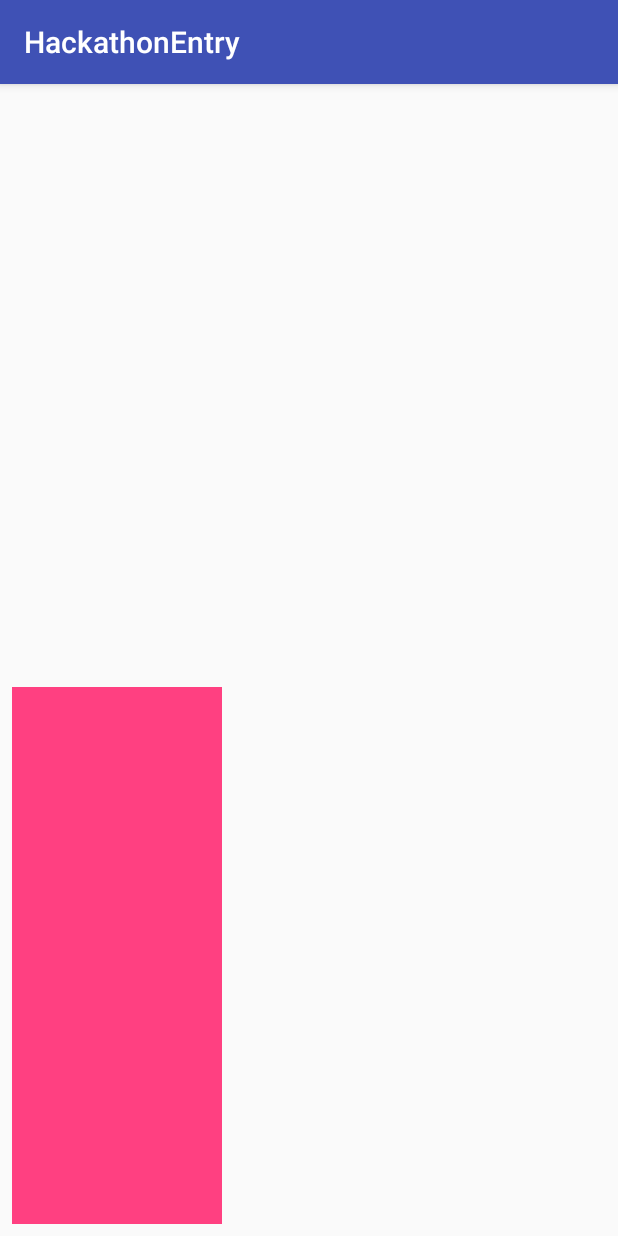
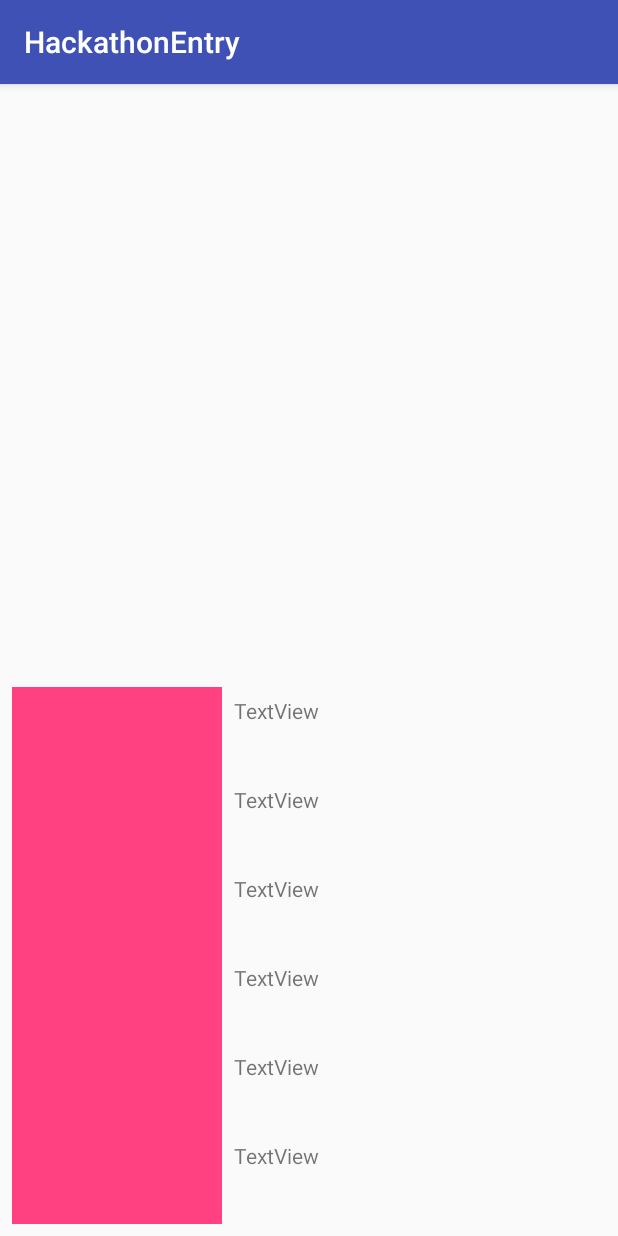
Before and after one commit to JBobda/Fall-2018-Hackathon-Entry, an Android app: the screen it shows after launch (MainActivity), on a phone screen of 412 x 824 dp. Run offline under Robolectric (Android 15) with nearby library versions, the phone set to English and light mode, and no system bars.

Commit message:
fixed another issue

```diff
--- a/app/src/main/res/layout/activity_main.xml
+++ b/app/src/main/res/layout/activity_main.xml
@@ -6,6 +6,65 @@
     android:layout_width="match_parent"
     android:layout_height="match_parent"
     tools:context=".MainActivity">
+
+    <TextView
+        android:id="@+id/textView9"
+        android:layout_width="0dp"
+        android:layout_height="47dp"
+        android:layout_marginBottom="12dp"
+        android:layout_marginEnd="8dp"
+        android:layout_marginLeft="8dp"
+        android:layout_marginRight="8dp"
+        android:layout_marginStart="8dp"
+        android:text="TextView"
+        app:layout_constraintBottom_toTopOf="@+id/textView11"
+        app:layout_constraintEnd_toEndOf="parent"
+        app:layout_constraintHorizontal_bias="0.513"
+        app:layout_constraintStart_toEndOf="@+id/imageView2" />
+
+    <TextView
+        android:id="@+id/textView10"
+        android:layout_width="0dp"
+        android:layout_height="47dp"
+        android:layout_marginBottom="16dp"
+        android:layout_marginEnd="8dp"
+        android:layout_marginLeft="8dp"
+        android:layout_marginRight="8dp"
+        android:layout_marginStart="8dp"
+        android:text="@string/textview"
+        app:layout_constraintBottom_toBottomOf="parent"
+        app:layout_constraintEnd_toEndOf="parent"
+        app:layout_constraintHorizontal_bias="0.513"
+        app:layout_constraintStart_toEndOf="@+id/imageView2" />
+
+    <TextView
+        android:id="@+id/textView12"
+        android:layout_width="0dp"
+        android:layout_height="47dp"
+        android:layout_marginBottom="12dp"
+        android:layout_marginEnd="8dp"
+        android:layout_marginLeft="8dp"
+        android:layout_marginRight="8dp"
+        android:layout_marginStart="8dp"
+        android:text="TextView"
+        app:layout_constraintBottom_toTopOf="@+id/textView7"
+        app:layout_constraintEnd_toEndOf="parent"
+        app:layout_constraintStart_toEndOf="@+id/imageView2" />
+
+    <TextView
+        android:id="@+id/textView8"
+        android:layout_width="0dp"
+        android:layout_height="47dp"
+        android:layout_marginBottom="12dp"
+        android:layout_marginEnd="8dp"
+        android:layout_marginLeft="8dp"
+        android:layout_marginRight="8dp"
+        android:layout_marginStart="8dp"
+        android:text="TextView"
+        app:layout_constraintBottom_toTopOf="@+id/textView9"
+        app:layout_constraintEnd_toEndOf="parent"
+        app:layout_constraintHorizontal_bias="0.513"
+        app:layout_constraintStart_toEndOf="@+id/imageView2" />
 
     <ImageView
         android:id="@+id/imageView2"
@@ -23,5 +82,36 @@
         app:layout_constraintStart_toStartOf="parent"
         app:layout_constraintTop_toTopOf="parent"
         app:layout_constraintVertical_bias="1.0"
-        app:srcCompat="@color/colorAccent" />
+        app:srcCompat="@color/colorAccent"
+        android:contentDescription="TODO" />
+
+    <TextView
+        android:id="@+id/textView7"
+        android:layout_width="0dp"
+        android:layout_height="47dp"
+        android:layout_marginBottom="12dp"
+        android:layout_marginEnd="8dp"
+        android:layout_marginLeft="8dp"
+        android:layout_marginRight="8dp"
+        android:layout_marginStart="8dp"
+        android:text="TextView"
+        app:layout_constraintBottom_toTopOf="@+id/textView8"
+        app:layout_constraintEnd_toEndOf="parent"
+        app:layout_constraintHorizontal_bias="0.513"
+        app:layout_constraintStart_toEndOf="@+id/imageView2" />
+
+    <TextView
+        android:id="@+id/textView11"
+        android:layout_width="0dp"
+        android:layout_height="47dp"
+        android:layout_marginBottom="12dp"
+        android:layout_marginEnd="8dp"
+        android:layout_marginLeft="8dp"
+        android:layout_marginRight="8dp"
+        android:layout_marginStart="8dp"
+        android:text="TextView"
+        app:layout_constraintBottom_toTopOf="@+id/textView10"
+        app:layout_constraintEnd_toEndOf="parent"
+        app:layout_constraintHorizontal_bias="0.513"
+        app:layout_constraintStart_toEndOf="@+id/imageView2" />
 </android.support.constraint.ConstraintLayout>
--- a/app/src/main/res/layout/question_row.xml
+++ b/app/src/main/res/layout/question_row.xml
@@ -16,7 +16,7 @@
         android:layout_marginStart="8dp"
 
         android:layout_marginTop="8dp"
-        android:fontFamily="sans-serif-medium"
+        android:fontFamily="@font/helvetica"
         android:text="@string/sample_question"
         android:textColor="#07F"
         android:textSize="3mm"
--- a/app/src/main/res/values/strings.xml
+++ b/app/src/main/res/values/strings.xml
@@ -1,4 +1,5 @@
 <resources>
     <string name="app_name">HackathonEntry</string>
     <string name="sample_question">Sample Question?</string>
+    <string name="textview">TextView</string>
 </resources>
```
